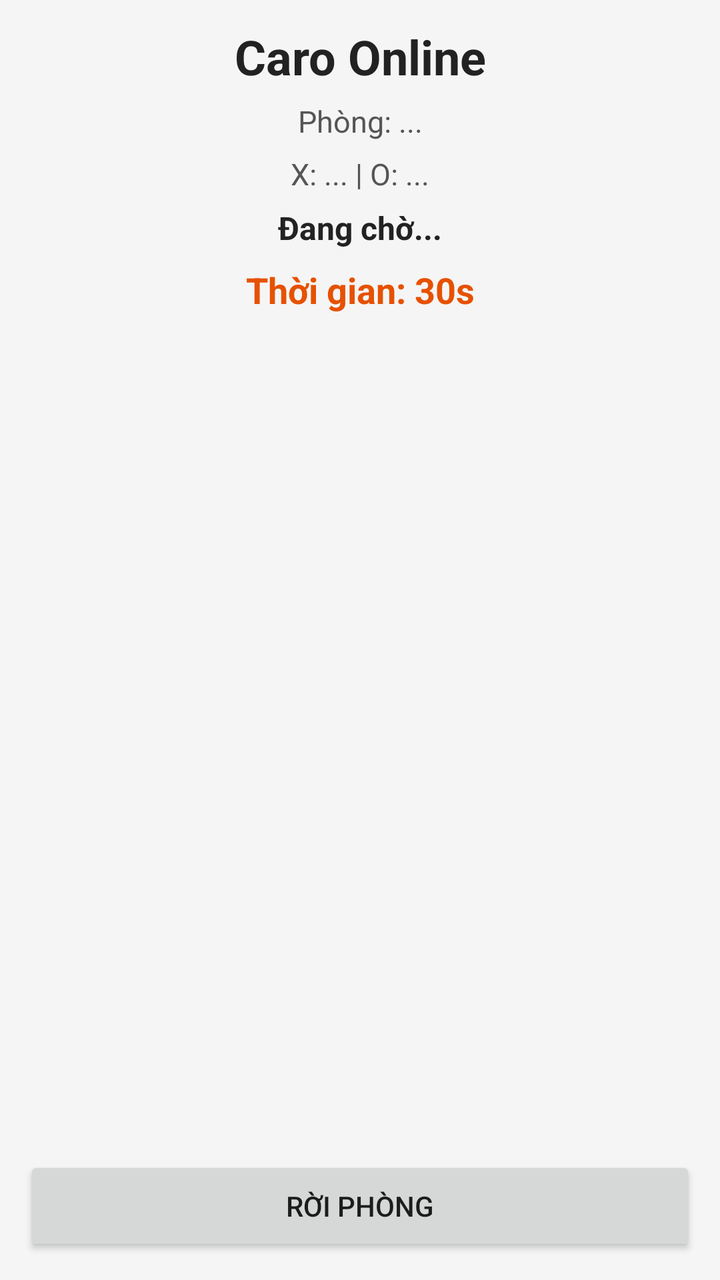
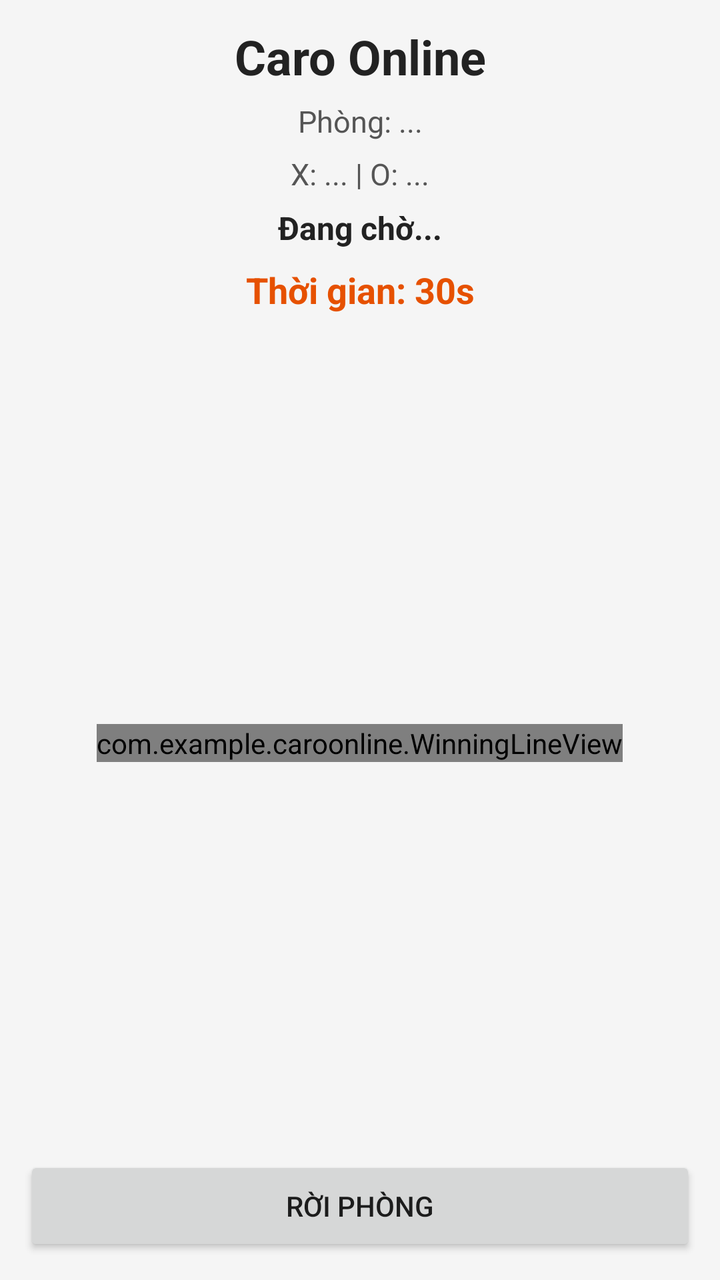

Two renders of the same Android screen: before a commit and after it. Below are the layout's source before the change and the commit's diff.
<!-- AndroidManifest.xml: application theme Theme.CaroOnline -->
<!-- res/layout/activity_online_game.xml -->
<?xml version="1.0" encoding="utf-8"?>
<LinearLayout xmlns:android="http://schemas.android.com/apk/res/android"
    android:layout_width="match_parent"
    android:layout_height="match_parent"
    android:background="#F5F5F5"
    android:orientation="vertical"
    android:padding="12dp">

    <TextView
        android:id="@+id/tvOnlineTitle"
        android:layout_width="match_parent"
        android:layout_height="wrap_content"
        android:gravity="center"
        android:text="Caro Online"
        android:textColor="#222222"
        android:textSize="24sp"
        android:textStyle="bold" />

    <TextView
        android:id="@+id/tvRoomInfo"
        android:layout_width="match_parent"
        android:layout_height="wrap_content"
        android:layout_marginTop="6dp"
        android:gravity="center"
        android:text="Phòng: ..."
        android:textColor="#555555"
        android:textSize="15sp" />

    <TextView
        android:id="@+id/tvPlayers"
        android:layout_width="match_parent"
        android:layout_height="wrap_content"
        android:layout_marginTop="6dp"
        android:gravity="center"
        android:text="X: ... | O: ..."
        android:textColor="#555555"
        android:textSize="15sp" />

    <TextView
        android:id="@+id/tvTurn"
        android:layout_width="match_parent"
        android:layout_height="wrap_content"
        android:layout_marginTop="6dp"
        android:gravity="center"
        android:text="Đang chờ..."
        android:textColor="#222222"
        android:textSize="16sp"
        android:textStyle="bold" />
    <TextView
        android:id="@+id/tvTimer"
        android:layout_width="match_parent"
        android:layout_height="wrap_content"
        android:text="Thời gian: 30s"
        android:textSize="18sp"
        android:textStyle="bold"
        android:textColor="#E65100"
        android:gravity="center"
        android:layout_marginTop="8dp"
        android:layout_marginBottom="8dp" />

    <HorizontalScrollView
        android:layout_width="match_parent"
        android:layout_height="0dp"
        android:layout_marginTop="10dp"
        android:layout_weight="1"
        android:fillViewport="true">

        <ScrollView
            android:layout_width="wrap_content"
            android:layout_height="match_parent">

            <GridLayout
                android:id="@+id/gridBoard"
                android:layout_width="wrap_content"
                android:layout_height="wrap_content"
                android:columnCount="15"
                android:rowCount="15"
                android:padding="4dp" />

        </ScrollView>

    </HorizontalScrollView>

    <Button
        android:id="@+id/btnLeaveRoom"
        android:layout_width="match_parent"
        android:layout_height="50dp"
        android:layout_marginTop="10dp"
        android:text="Rời phòng" />

</LinearLayout>
<!-- resources referenced by this layout -->
<resources>
  <style name="Theme.CaroOnline" parent="Theme.MaterialComponents.DayNight.DarkActionBar">
          
          <item name="colorPrimary">@color/purple_500</item>
          <item name="colorPrimaryVariant">@color/purple_700</item>
          <item name="colorOnPrimary">@color/white</item>
          
          <item name="colorSecondary">@color/teal_200</item>
          <item name="colorSecondaryVariant">@color/teal_700</item>
          <item name="colorOnSecondary">@color/black</item>
          
          <item name="android:statusBarColor">?attr/colorPrimaryVariant</item>
          
      </style>
  <color name="purple_500">#FF6200EE</color>
  <color name="purple_700">#FF3700B3</color>
  <color name="white">#FFFFFFFF</color>
  <color name="teal_200">#FF03DAC5</color>
  <color name="teal_700">#FF018786</color>
  <color name="black">#FF000000</color>
</resources>

<!-- the commit's change to res/layout/activity_online_game.xml (unified diff, before → after) -->
@@ -69,13 +69,25 @@
             android:layout_width="wrap_content"
             android:layout_height="match_parent">
 
-            <GridLayout
-                android:id="@+id/gridBoard"
+            <FrameLayout
+                android:id="@+id/boardContainer"
                 android:layout_width="wrap_content"
                 android:layout_height="wrap_content"
-                android:columnCount="15"
-                android:rowCount="15"
-                android:padding="4dp" />
+                android:layout_gravity="center">
+
+                <GridLayout
+                    android:id="@+id/gridBoard"
+                    android:layout_width="wrap_content"
+                    android:layout_height="wrap_content" />
+
+                <com.example.caroonline.WinningLineView
+                    android:id="@+id/winningLineView"
+                    android:layout_width="wrap_content"
+                    android:layout_height="wrap_content"
+                    android:clickable="false"
+                    android:focusable="false" />
+
+            </FrameLayout>
 
         </ScrollView>
 
